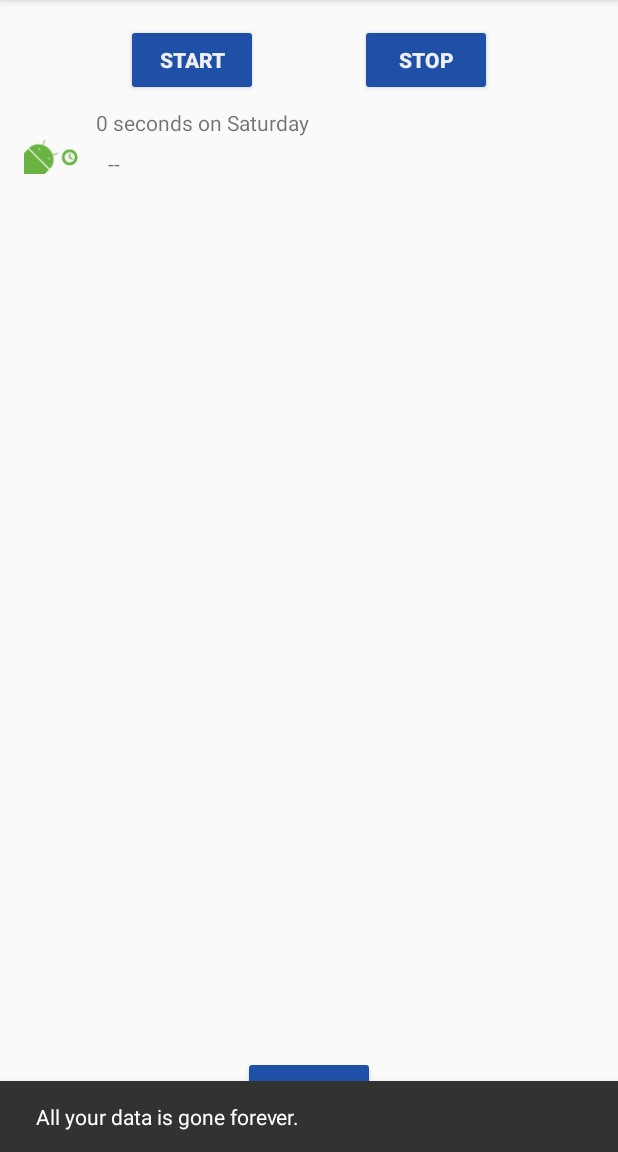
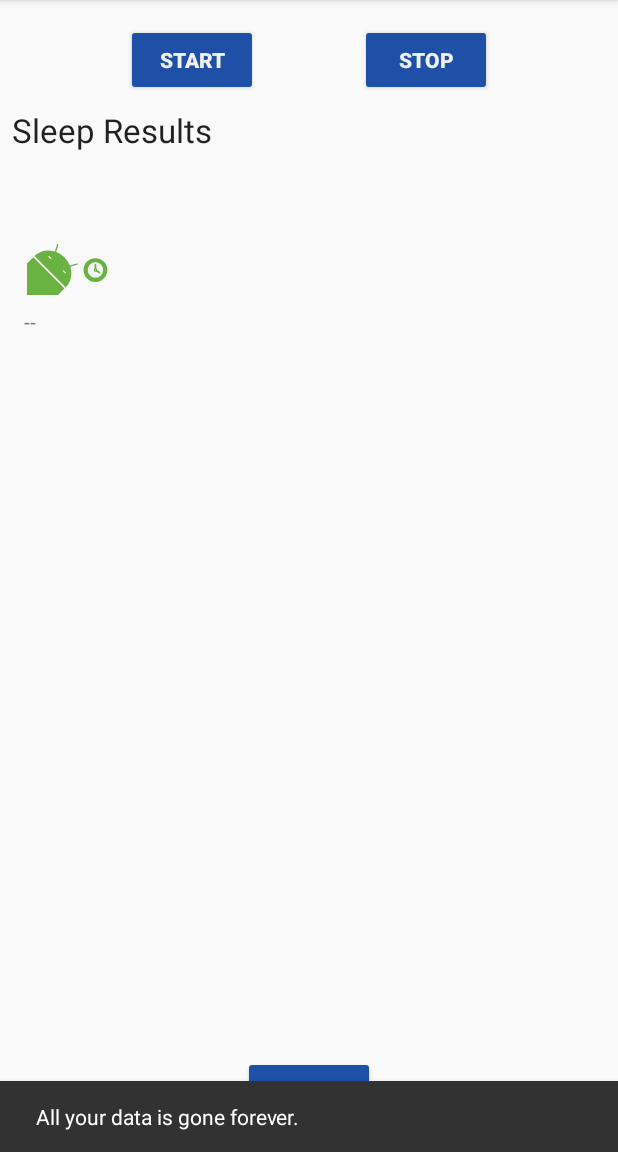
Before and after one commit to YesayaSoftware/Sleep-Tracker, an Android app: the screen it shows after launch (MainActivity), after a tap on "START", on a phone screen of 412 x 824 dp, the part 84-1236 px from its top. Run offline under Robolectric (Android 15) with nearby library versions, the phone set to English and light mode, and no system bars; our stand-ins replace Room's generated code, data binding; Roboto replaces fonts that are not available here; 3 statements that could not run were skipped; 1 other tap on this screen came first.

Commit message:
Grid Layout Manager implementation

```diff
--- a/app/src/main/java/software/yesaya/sleeptracker/database/SleepDatabaseDao.kt
+++ b/app/src/main/java/software/yesaya/sleeptracker/database/SleepDatabaseDao.kt
@@ -22,4 +22,7 @@ interface SleepDatabaseDao {
 
     @Query("SELECT * FROM daily_sleep_quality_table ORDER BY nightId DESC LIMIT 1")
     fun getTonight() : SleepNight?
+
+    @Query("SELECT * from daily_sleep_quality_table WHERE nightId = :key")
+    fun getNightWithId(key: Long): LiveData<SleepNight>
 }
--- a/app/src/main/java/software/yesaya/sleeptracker/sleeptracker/SleepNightAdapter.kt
+++ b/app/src/main/java/software/yesaya/sleeptracker/sleeptracker/SleepNightAdapter.kt
@@ -1,32 +1,76 @@
 package software.yesaya.sleeptracker.sleeptracker
 
 import android.view.LayoutInflater
+import android.view.View
 import android.view.ViewGroup
 import androidx.recyclerview.widget.DiffUtil
 import androidx.recyclerview.widget.ListAdapter
 import androidx.recyclerview.widget.RecyclerView
+import kotlinx.coroutines.CoroutineScope
+import kotlinx.coroutines.Dispatchers
+import kotlinx.coroutines.launch
+import kotlinx.coroutines.withContext
 import software.yesaya.sleeptracker.R
-import software.yesaya.sleeptracker.convertDurationToFormatted
-import software.yesaya.sleeptracker.convertNumericQualityToString
+import software.yesaya.sleeptracker.TextItemViewHolder
 import software.yesaya.sleeptracker.database.SleepNight
 import software.yesaya.sleeptracker.databinding.ListItemSleepNightBinding
+import java.lang.ClassCastException
 
-class SleepNightAdapter : ListAdapter<SleepNight, SleepNightAdapter.ViewHolder>(SleepNightDiffCallback()) {
+private const val ITEM_VIEW_TYPE_HEADER = 0
+private const val ITEM_VIEW_TYPE_ITEM = 1
 
-    override fun onCreateViewHolder(parent: ViewGroup, viewType: Int): ViewHolder {
-        return ViewHolder.from(parent)
+class SleepNightAdapter(val clickListener: SleepNightListener) : ListAdapter<DataItem, RecyclerView.ViewHolder>(SleepNightDiffCallback()) {
+
+    private val adapterScope = CoroutineScope(Dispatchers.Default)
+
+    override fun onCreateViewHolder(parent: ViewGroup, viewType: Int): RecyclerView.ViewHolder {
+        return when(viewType) {
+            ITEM_VIEW_TYPE_HEADER -> TextViewHolder.from(parent)
+            ITEM_VIEW_TYPE_ITEM -> ViewHolder.from(parent)
+            else -> throw ClassCastException("Unknown viewType ${viewType}")
+        }
     }
 
-    override fun onBindViewHolder(holder: ViewHolder, position: Int) {
-        val item = getItem(position)
+    override fun getItemViewType(position: Int): Int {
+        return when(getItem(position)) {
+            is DataItem.Header -> ITEM_VIEW_TYPE_HEADER
+            is DataItem.SleepNightItem -> ITEM_VIEW_TYPE_ITEM
+        }
+    }
 
-        holder.bind(item)
+    fun addHeaderAndSubmitList(list: List<SleepNight>?) {
+        adapterScope.launch {
+            val items = when(list) {
+                null -> listOf(DataItem.Header)
+                else -> listOf(DataItem.Header) + list.map { DataItem.SleepNightItem(it) }
+            }
+
+            withContext(Dispatchers.Main) {
+                submitList(items)
+            }
+        }
+    }
+
+    override fun onBindViewHolder(holder: RecyclerView.ViewHolder, position: Int) {
+        when(holder) {
+            is ViewHolder -> {
+
+                val nightItem = getItem(position) as DataItem.SleepNightItem
+
+                holder.bind(clickListener, nightItem.sleepNight)
+            }
+        }
     }
 
     class ViewHolder private constructor(val binding: ListItemSleepNightBinding) : RecyclerView.ViewHolder(binding.root) {
 
-        fun bind(item: SleepNight) {
+        fun bind(
+             clickListener: SleepNightListener,
+            item: SleepNight
+        ) {
             binding.sleep = item
+            binding.clickListener = clickListener
+
             binding.executePendingBindings()
         }
 
@@ -42,13 +86,38 @@ class SleepNightAdapter : ListAdapter<SleepNight, SleepNightAdapter.ViewHolder>(
     }
 }
 
-class SleepNightDiffCallback : DiffUtil.ItemCallback<SleepNight>() {
-    override fun areItemsTheSame(oldItem: SleepNight, newItem: SleepNight): Boolean {
-        return oldItem.nightId == newItem.nightId
+class SleepNightDiffCallback : DiffUtil.ItemCallback<DataItem>() {
+    override fun areItemsTheSame(oldItem: DataItem, newItem: DataItem): Boolean {
+        return oldItem.id == newItem.id
     }
 
-    override fun areContentsTheSame(oldItem: SleepNight, newItem: SleepNight): Boolean {
-        return oldItem == newItem
+    override fun areContentsTheSame(oldItem: DataItem, newItem: DataItem): Boolean {
+        return oldItem.equals(newItem)
+    }
+}
+
+class SleepNightListener(val clickListener: (sleepId: Long) -> Unit) {
+    fun onClick(night: SleepNight) = clickListener(night.nightId)
+}
+
+sealed class DataItem {
+    data class SleepNightItem(val sleepNight: SleepNight) : DataItem() {
+        override val id = sleepNight.nightId
     }
 
+    object Header : DataItem() {
+        override val id = Long.MIN_VALUE
+    }
+
+    abstract val id: Long
 }
+
+class TextViewHolder(view: View): RecyclerView.ViewHolder(view) {
+    companion object {
+        fun from(parent: ViewGroup): TextViewHolder {
+            val layoutInflater = LayoutInflater.from(parent.context)
+            val view = layoutInflater.inflate(R.layout.header, parent, false)
+            return TextViewHolder(view)
+        }
+    }
+}
--- a/app/src/main/java/software/yesaya/sleeptracker/sleeptracker/SleepTrackerFragment.kt
+++ b/app/src/main/java/software/yesaya/sleeptracker/sleeptracker/SleepTrackerFragment.kt
@@ -4,11 +4,13 @@ import android.os.Bundle
 import android.view.LayoutInflater
 import android.view.View
 import android.view.ViewGroup
+import android.widget.Toast
 import androidx.databinding.DataBindingUtil
 import androidx.fragment.app.Fragment
 import androidx.lifecycle.Observer
 import androidx.lifecycle.ViewModelProviders
 import androidx.navigation.fragment.findNavController
+import androidx.recyclerview.widget.GridLayoutManager
 import com.google.android.material.snackbar.Snackbar
 import software.yesaya.sleeptracker.R
 import software.yesaya.sleeptracker.database.SleepDatabase
@@ -58,14 +60,38 @@ class SleepTrackerFragment : Fragment() {
             }
         })
 
-        val adapter = SleepNightAdapter()
+        val manager = GridLayoutManager(activity, 3)
+
+        manager.spanSizeLookup = object : GridLayoutManager.SpanSizeLookup() {
+            override fun getSpanSize(position: Int) = when(position) {
+                0 -> 3
+                else -> 1
+            }
+        }
+
+        binding.sleepList.layoutManager = manager
+
+        val adapter = SleepNightAdapter(SleepNightListener { nightId ->
+            sleepTrackerViewModel.onSleepNightClicked(nightId)
+        })
+
         binding.sleepList.adapter = adapter
+
+        sleepTrackerViewModel.navigateToSleepDataQuality.observe(this, Observer { night ->
+            night?.let {
+                this.findNavController().navigate(
+                    SleepTrackerFragmentDirections
+                        .actionSleepTrackerFragmentToSleepDetailFragment(night)
+                )
+
+                sleepTrackerViewModel.onSleepNightNavigated()
+            }
+        })
 
         sleepTrackerViewModel.nights.observe(viewLifecycleOwner, Observer { sleepNight ->
             sleepNight.let { night ->
-                adapter.submitList(night)
+                adapter.addHeaderAndSubmitList(night)
             }
-
         })
 
         return binding.root
--- a/app/src/main/java/software/yesaya/sleeptracker/sleeptracker/SleepTrackerViewModel.kt
+++ b/app/src/main/java/software/yesaya/sleeptracker/sleeptracker/SleepTrackerViewModel.kt
@@ -133,4 +133,15 @@ class SleepTrackerViewModel(
         }
     }
 
+    private val _navigateToSleepDataQuality = MutableLiveData<Long>()
+    val navigateToSleepDataQuality
+        get() = _navigateToSleepDataQuality
+
+    fun onSleepNightClicked(id: Long) {
+        _navigateToSleepDataQuality.value = id
+    }
+
+    fun onSleepNightNavigated() {
+        _navigateToSleepDataQuality.value = null
+    }
 }
--- a/app/src/main/res/layout/fragment_sleep_tracker.xml
+++ b/app/src/main/res/layout/fragment_sleep_tracker.xml
@@ -20,8 +20,7 @@
                 app:layout_constraintBottom_toTopOf="@+id/clear_button"
                 app:layout_constraintEnd_toEndOf="parent"
                 app:layout_constraintStart_toStartOf="parent"
-                app:layout_constraintTop_toBottomOf="@+id/stop_button"
-                app:layoutManager="androidx.recyclerview.widget.LinearLayoutManager"/>
+                app:layout_constraintTop_toBottomOf="@+id/stop_button"/>
 
         <Button
                 android:id="@+id/start_button"
--- /dev/null
+++ b/app/src/main/res/layout/header.xml
@@ -0,0 +1,8 @@
+<?xml version="1.0" encoding="utf-8"?>
+<TextView xmlns:android="http://schemas.android.com/apk/res/android"
+        android:id="@+id/text"
+        android:layout_width="match_parent"
+        android:layout_height="wrap_content"
+        android:textAppearance="?android:attr/textAppearanceLarge"
+        android:text="@string/header_text"
+        android:padding="8dp" />
--- a/app/src/main/res/layout/list_item_sleep_night.xml
+++ b/app/src/main/res/layout/list_item_sleep_night.xml
@@ -7,51 +7,40 @@
         <variable
                 name="sleep"
                 type="software.yesaya.sleeptracker.database.SleepNight" />
+
+        <variable
+                name="clickListener"
+                type="software.yesaya.sleeptracker.sleeptracker.SleepNightListener" />
     </data>
 
     <androidx.constraintlayout.widget.ConstraintLayout
             android:layout_width="match_parent"
-            android:layout_height="wrap_content">
+            android:layout_height="wrap_content"
+            android:onClick="@{ () -> clickListener.onClick(sleep) }">
 
         <ImageView
                 android:id="@+id/qualityImage"
-                android:layout_width="40dp"
-                android:layout_height="48dp"
-                android:layout_marginStart="16dp"
-                android:layout_marginTop="8dp"
-                android:layout_marginBottom="8dp"
+                android:layout_width="@dimen/icon_size"
+                android:layout_height="60dp"
+                android:layout_marginStart="@dimen/margin"
+                android:layout_marginTop="@dimen/small_margin"
+                android:layout_marginBottom="@dimen/small_margin"
                 app:layout_constraintBottom_toBottomOf="parent"
                 app:layout_constraintStart_toStartOf="parent"
                 app:layout_constraintTop_toTopOf="parent"
-                app:srcCompat="@drawable/ic_sleep_5"
                 tools:srcCompat="@drawable/ic_sleep_5"
                 app:sleepImage="@{sleep}"/>
-
-        <TextView
-                android:id="@+id/sleep_length"
-                android:layout_width="0dp"
-                android:layout_height="wrap_content"
-                android:layout_marginStart="8dp"
-                android:layout_marginEnd="16dp"
-                android:text="TextView"
-                app:layout_constraintEnd_toEndOf="parent"
-                app:layout_constraintStart_toEndOf="@+id/qualityImage"
-                app:layout_constraintTop_toTopOf="@+id/qualityImage"
-                tools:text="Wednesday"
-                app:sleepDurationFormatted="@{sleep}"/>
 
         <TextView
                 android:id="@+id/quality_string"
                 android:layout_width="0dp"
                 android:layout_height="wrap_content"
-                android:layout_marginStart="16dp"
-                android:layout_marginTop="8dp"
-                android:layout_marginEnd="16dp"
                 android:text="@string/five_excellent"
-                app:layout_constraintEnd_toEndOf="parent"
-                app:layout_constraintHorizontal_bias="0.0"
-                app:layout_constraintStart_toEndOf="@+id/qualityImage"
-                app:layout_constraintTop_toBottomOf="@+id/sleep_length"
+                android:layout_marginTop="@dimen/small_margin"
+                app:layout_constraintEnd_toEndOf="@+id/qualityImage"
+                app:layout_constraintStart_toStartOf="@+id/qualityImage"
+                app:layout_constraintTop_toBottomOf="@+id/qualityImage"
                 app:sleepQualityString="@{sleep}"/>
+
     </androidx.constraintlayout.widget.ConstraintLayout>
 </layout>
--- a/app/src/main/res/values/dimens.xml
+++ b/app/src/main/res/values/dimens.xml
@@ -1,6 +1,7 @@
 <?xml version="1.0" encoding="utf-8"?>
 
 <resources>
+    <dimen name="small_margin">8dp</dimen>
     <dimen name="margin">16dp</dimen>
     <dimen name="icon_size">64dp</dimen>
     <dimen name="title_text_size">20sp</dimen>
--- a/app/src/main/res/values/strings.xml
+++ b/app/src/main/res/values/strings.xml
@@ -41,5 +41,7 @@
     <string name="minutes_length">%d minutes on %s</string>
     <string name="hours_length">%d hours on %s</string>
     <string name="seconds_length">%d seconds on %s</string>
+    <string name="close">Close</string>
+    <string name="header_text">Sleep Results</string>
 
 </resources>
```
Also changed, not shown: app/src/main/java/software/yesaya/sleeptracker/sleepdetail/SleepDetailFragment.kt (added, +49 -0 lines), app/src/main/java/software/yesaya/sleeptracker/sleepdetail/SleepDetailViewModel.kt (added, +46 -0 lines), app/src/main/java/software/yesaya/sleeptracker/sleepdetail/SleepDetailViewModelFactory.kt (added, +18 -0 lines), app/src/main/res/layout/fragment_sleep_detail.xml (added, +66 -0 lines), app/src/main/res/navigation/navigation.xml (+27 -9 lines).
